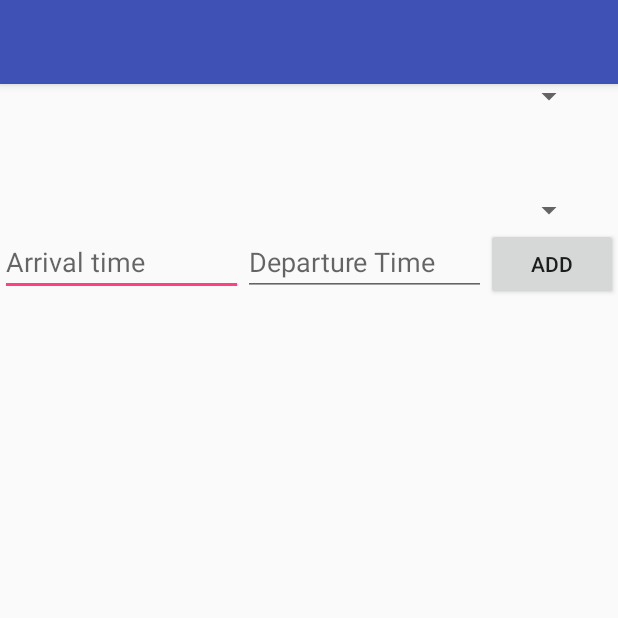
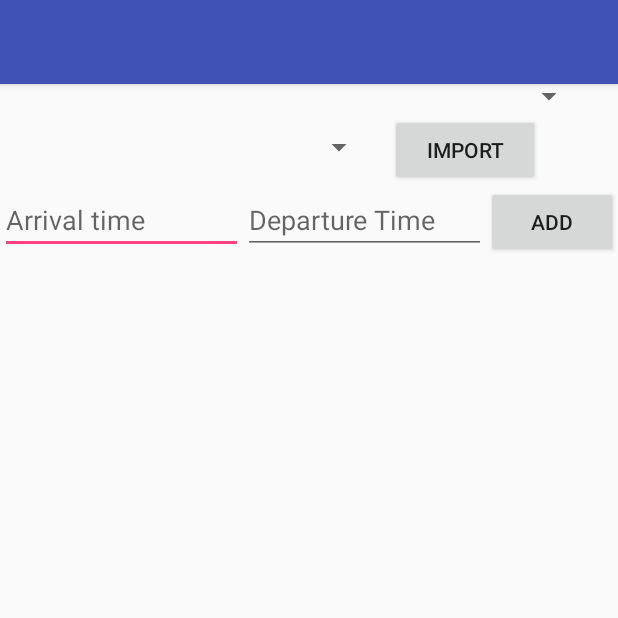
Before and after one commit to hemantkumar77/gmahrsvpsmh, an Android app: the screen it shows after launch (AddTrainStation), in the options menu, after a tap on "Add Train Station", on a phone screen of 412 x 824 dp, the top half of it. Run offline under Robolectric (Android 15) with nearby library versions, the phone set to English and light mode, and no system bars.

Commit message:
Import using XML

```diff
--- a/Android/TravelGuide/app/src/main/java/com/kumar/hemant/travelguide/Train/TrainActivity.java
+++ b/Android/TravelGuide/app/src/main/java/com/kumar/hemant/travelguide/Train/TrainActivity.java
@@ -41,6 +41,7 @@ public class TrainActivity extends AppCompatActivity implements NavigationView.O
     private ListView lvTrainTimes;
     private ImageButton ibt_up_down;
     private Boolean boolUpFlag;
+    private String strStationCode;
 
     @Override
     protected void onCreate(Bundle savedInstanceState) {
@@ -61,9 +62,14 @@ public class TrainActivity extends AppCompatActivity implements NavigationView.O
 
         // Get the Intent that started this activity and extract the string
         Intent intent = getIntent();
+        strStationCode="";
         stationName = intent.getStringExtra(SearchStationActivity.EXTRA_MESSAGE);
-        if(stationName == null)
-            stationName = "DEHUROAD";
+        if(stationName == null) {
+            strStationCode = "deh";
+            stationName = "Dehuroad";
+        }
+        else
+            strStationCode = stationName.substring(0,3).toLowerCase();
         tv_current_train = (TextView) findViewById(R.id.tv_current_station);
         tv_current_train.setText(stationName);
         boolUpFlag=true;
@@ -104,7 +110,9 @@ public class TrainActivity extends AppCompatActivity implements NavigationView.O
     {
         ///////////////////////////
         //trainList.add(train);
-        final List<String> traintimes = this.controller.getTrainTimes();
+
+
+        final List<String> traintimes = this.controller.getTrainTimes(strStationCode);
         String arrivalTime="";
         if (traintimes.size()>0)
             arrivalTime = ""+traintimes.size()+":" +traintimes.get(0).toString();
@@ -115,7 +123,7 @@ public class TrainActivity extends AppCompatActivity implements NavigationView.O
         String[] strStationTime;
         String temp = "";
         Train train;
-        if (stationName.contains("Dehuroad".toUpperCase())) {
+
         int i=0;
         trainList.clear();
         if(boolUpFlag)
@@ -128,14 +136,13 @@ public class TrainActivity extends AppCompatActivity implements NavigationView.O
             train = new Train(strStationTime[0], strStationTime[1], strStationTime[4],strStationTime[5], strStationTime[7], strStationTime[8], strStationTime[10]);
             trainList.add(train);
         }
-        }
 
         mAdapter.notifyDataSetChanged();
     }
 
     private void populateTrainTimes()
     {
-        final List<String> traintimes = this.controller.getTrainTimes();
+        final List<String> traintimes = this.controller.getTrainTimes(stationName);
         Log.d(AddTrainStation.APP_TAG, String.format("%d found tasks ", traintimes.size()));
         this.lvTrainTimes.setAdapter(new ArrayAdapter<String>(this, android.R.layout.simple_list_item_1, traintimes.toArray(new String[] {})));
         this.lvTrainTimes.setOnItemClickListener(new AdapterView.OnItemClickListener()
--- a/Android/TravelGuide/app/src/main/java/com/kumar/hemant/travelguide/Train/TrainController.java
+++ b/Android/TravelGuide/app/src/main/java/com/kumar/hemant/travelguide/Train/TrainController.java
@@ -98,6 +98,22 @@ public class TrainController
             c.close();
         } return stations;
     }
+
+    public List<String> getOneStations(String station_code)
+    {
+        Cursor c = model.loadOneStations(station_code);
+        stations.clear();
+        if (c != null) { c.moveToFirst();
+            while (c.isAfterLast() == false)
+            {
+                stations.add(c.getString(0)+"-"+c.getString(1));
+                Log.v("DDDDDDDDATE","...144: "+c.getString(0));
+                c.moveToNext();
+            }
+            c.close();
+        } return stations;
+    }
+
     public List<String> getTrainStations()
     {
         Cursor c = model.loadAllTrainStations();
@@ -141,9 +157,9 @@ public class TrainController
             c.close();
         } return stations;
     }
-    public List<String> getTrainTimes()
+    public List<String> getTrainTimes(String station_selected)
     {
-        Cursor c = model.loadAllTrainTime();
+        Cursor c = model.loadAllTrainTime(station_selected);
         traintimes.clear();
         //traintimes.add("Arrival Time - Departure Time");
         if (c != null) { c.moveToFirst();
--- a/Android/TravelGuide/app/src/main/java/com/kumar/hemant/travelguide/Train/TrainModel.java
+++ b/Android/TravelGuide/app/src/main/java/com/kumar/hemant/travelguide/Train/TrainModel.java
@@ -61,10 +61,10 @@ final class TrainModel
         final Cursor c = this.database.query(TrainModel.TABLE_NAME, new String[] { "train_no" , "train_name" , "source" , "destination" , "days_of_week"}, null, null, null, null, "train_no", null);
         return c;
     }
-    public Cursor loadAllTrainTime()
+    public Cursor loadAllTrainTime(String station_selected)
     {
         Log.d(TrainView.APP_TAG, "loadAllTasks()");
-        String station_selected = "deh";
+        //String station_selected = "deh";
         //final Cursor c = this.database.rawQuery("SELECT ts.train_no, t.train_name, s.station_code, s.station_name, ts.time_arrival, t.days_of_week, (select s1.station_name from tblStation s1 where s1.station_code=t.source) as Source, (select s2.station_name from tblStation s2 where s2.station_code=t.destination) as Destination FROM tblTrain AS t, tblStation AS s, tblTrainStation AS ts WHERE ts.station_code=s.station_code and t.train_no=ts.train_no ORDER BY t.train_no, ts.time_arrival;",null);
         final Cursor c = this.database.rawQuery("SELECT ts.train_no, t.train_name, t.days_of_week, t.source as source_station_code, (select s1.station_name from tblStation s1 where s1.station_code=t.source) AS Source, (select ts1.time_arrival from tblTrainStation ts1 where ts1.train_no=ts.train_no and ts1.station_code=t.source) as SourceTime, t.destination as destination_station_code, (select s2.station_name from tblStation s2 where s2.station_code=t.destination) AS Destination, (select ts2.time_arrival from tblTrainStation ts2 where ts2.train_no=ts.train_no and ts2.station_code=t.destination) as DestinationTime, s.station_name, ts.time_arrival FROM tblTrain AS t, tblStation AS s, tblTrainStation AS ts WHERE ts.station_code=s.station_code and t.train_no=ts.train_no and s.station_code='"+ station_selected +"' ORDER BY t.train_no, ts.time_arrival;",null);
         String dbPath1 = this.database.getPath();
@@ -83,6 +83,12 @@ final class TrainModel
     {
         Log.d(TrainView.APP_TAG, "loadAllStations()");
         final Cursor c1 = this.database.query(TrainModel.TABLE_NAME2, new String[] { "station_code" , "station_name"}, null, null, null, null, "station_name",null);
+        return c1;
+    }
+    public Cursor loadOneStations(String station_code)
+    {
+        Log.d(TrainView.APP_TAG, "loadOneStations()");
+        final Cursor c1 = this.database.query(TrainModel.TABLE_NAME2, new String[] { "station_code" , "station_name"}, null, null, station_code, null, "station_name",null);
         return c1;
     }
     public void addTrainStation(ContentValues data) {
--- a/Android/TravelGuide/app/src/main/res/layout/content_add_station.xml
+++ b/Android/TravelGuide/app/src/main/res/layout/content_add_station.xml
@@ -14,9 +14,11 @@
     tools:showIn="@layout/app_bar_add_station">
 
     <TableRow android:id="@+id/row" android:layout_width="fill_parent" android:layout_height="wrap_content" android:layout_alignParentLeft="true" android:orientation="horizontal" >
-        <EditText android:id="@+id/etStationCode" android:hint="Station Code" android:layout_width="0dp" android:layout_weight="0.3" android:layout_height="wrap_content" android:textSize="18sp">
+        <EditText android:id="@+id/etStationCode" android:hint="Station Code" android:layout_width="100dp" android:layout_weight="0.3" android:layout_height="wrap_content" android:textSize="18sp">
         </EditText>
-        <Button android:id="@+id/btNewStation" android:layout_width="wrap_content" android:layout_height="wrap_content" android:text="Add Station" >
+        <Button android:id="@+id/btNewStation" android:layout_width="100dp" android:layout_height="wrap_content" android:layout_weight="0.3" android:text="Add Station" >
+        </Button>
+        <Button android:id="@+id/btImportStation" android:layout_width="wrap_content" android:layout_height="wrap_content" android:layout_weight="0.3" android:text="Import" >
         </Button>
     </TableRow>
     <TableRow android:id="@+id/row2" android:layout_width="fill_parent" android:layout_height="wrap_content" android:layout_alignParentLeft="true" android:layout_below="@+id/row" android:orientation="horizontal" >
--- a/Android/TravelGuide/app/src/main/res/layout/content_add_train_station.xml
+++ b/Android/TravelGuide/app/src/main/res/layout/content_add_train_station.xml
@@ -14,13 +14,14 @@
     <TableRow android:id="@+id/row2" android:layout_width="fill_parent" android:layout_height="wrap_content" android:layout_alignParentLeft="true" android:layout_below="@+id/row" android:orientation="horizontal" >
         <Spinner
             android:id="@+id/spn_station_code"
-            android:layout_width="match_parent"
+            android:layout_width="250dp"
             android:layout_height="wrap_content"
             android:layout_alignParentEnd="true"
-            android:layout_below="@+id/detail1"
-            android:layout_marginEnd="22dp"
+            android:layout_marginEnd="10dp"
             android:entries="@array/station_name"
-            android:layout_marginTop="52dp" />
+            android:layout_marginTop="10dp" />
+        <Button android:id="@+id/btImportTrainStation" android:layout_width="100dp" android:layout_height="wrap_content" android:text="Import" >
+        </Button>
     </TableRow>
     <TableRow android:id="@+id/row3" android:layout_width="fill_parent" android:layout_height="wrap_content" android:layout_alignParentLeft="true" android:layout_below="@+id/row2" android:orientation="horizontal" >
         <EditText android:id="@+id/etNewArrivalTime" android:hint="Arrival time"  android:layout_width="0dp" android:layout_weight="0.3"  android:layout_height="wrap_content" android:textSize="18sp" android:inputType="number" >
```
Also changed, not shown: Android/TravelGuide/app/src/main/java/com/kumar/hemant/travelguide/Train/AddStation.java (+61 -2 lines), Android/TravelGuide/app/src/main/java/com/kumar/hemant/travelguide/Train/AddTrainStation.java (+48 -0 lines). Lines whose indentation alone changed are shown as unchanged.
